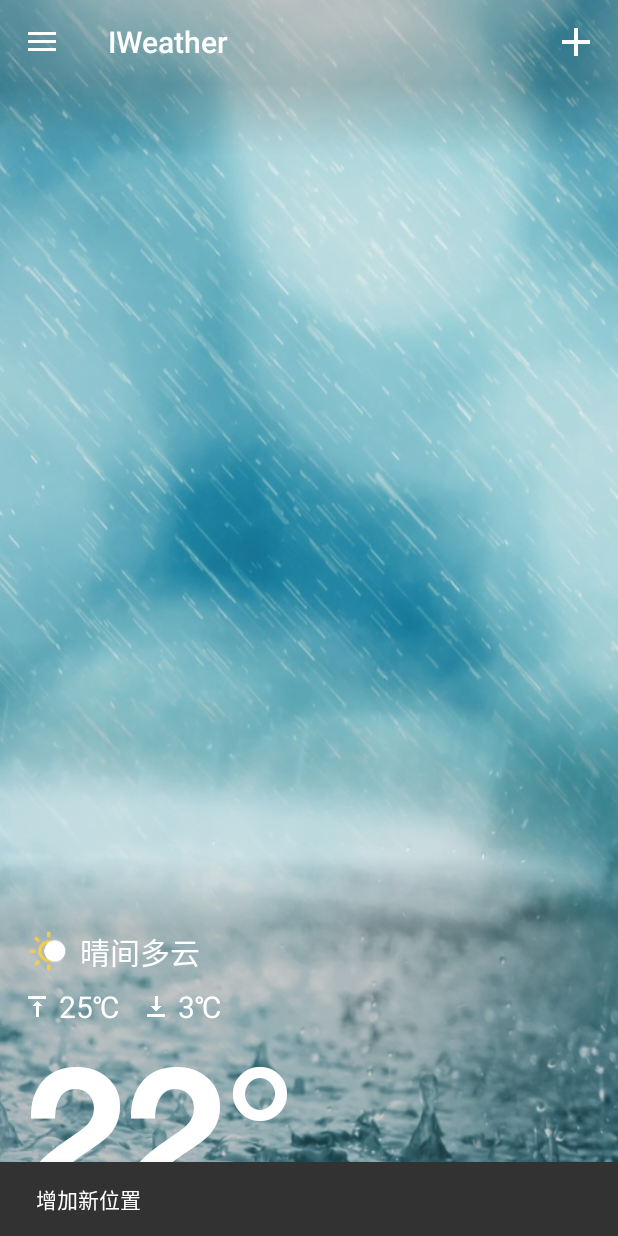
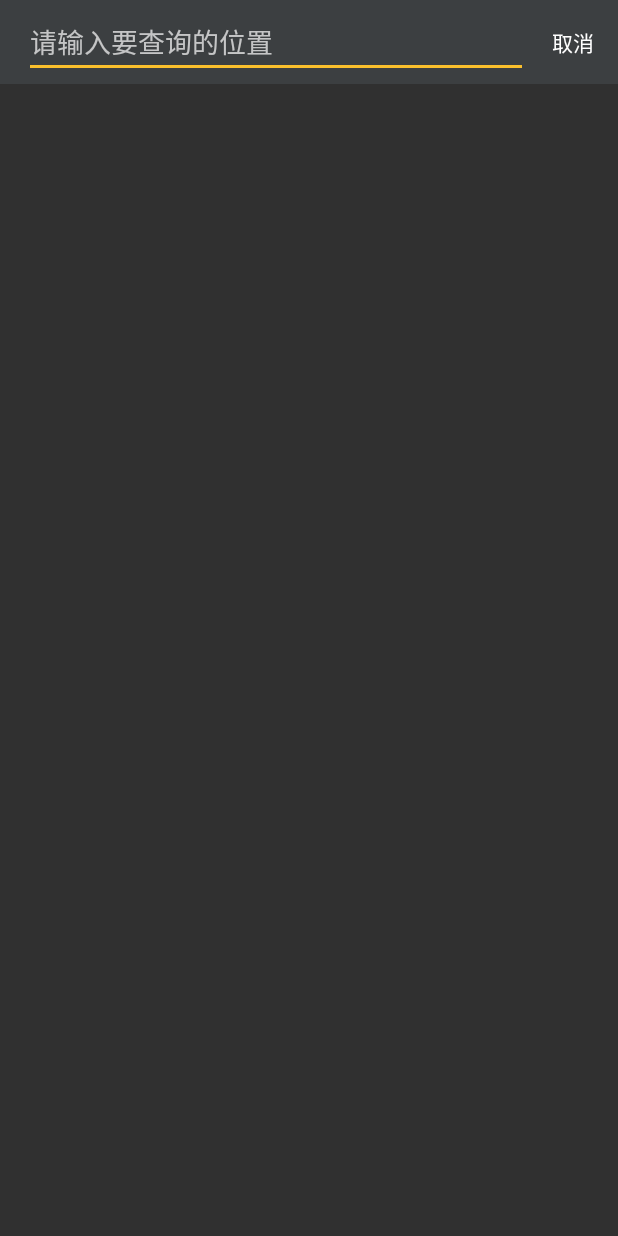
Before and after one commit to rainius/iw20, an Android app: the screen it shows after launch (MainActivity before the commit, SearchAddActivity after it), after a tap on "增加", on a phone screen of 412 x 824 dp. Run offline under Robolectric (Android 15) with nearby library versions, the phone set to English and light mode, and no system bars; pictures from the network do not load.

Commit message:
SearchAddActivity

```diff
--- a/app/src/main/AndroidManifest.xml
+++ b/app/src/main/AndroidManifest.xml
@@ -3,7 +3,7 @@
     xmlns:tools="http://schemas.android.com/tools"
     package="com.dmtech.iw">
 
-    <uses-permission android:name="android.permission.INTERNET"/>
+    <uses-permission android:name="android.permission.INTERNET" />
 
     <application
         android:allowBackup="true"
@@ -17,9 +17,13 @@
         android:usesCleartextTraffic="true"
         tools:targetApi="31">
         <activity
+            android:name=".SearchAddActivity"
+            android:theme="@style/Theme.IWeather.ToolBar"
+            android:exported="false" />
+        <activity
             android:name=".MainActivity"
-            android:theme="@style/Theme.IWeather.MainView"
-            android:exported="true">
+            android:exported="true"
+            android:theme="@style/Theme.IWeather.MainView">
             <intent-filter>
                 <action android:name="android.intent.action.MAIN" />
 
--- a/app/src/main/java/com/dmtech/iw/MainActivity.java
+++ b/app/src/main/java/com/dmtech/iw/MainActivity.java
@@ -9,6 +9,7 @@ import androidx.fragment.app.FragmentActivity;
 import androidx.viewpager2.adapter.FragmentStateAdapter;
 import androidx.viewpager2.widget.ViewPager2;
 
+import android.content.Intent;
 import android.os.Bundle;
 import android.util.Log;
 import android.view.Menu;
@@ -135,13 +136,15 @@ public class MainActivity extends AppCompatActivity
     @Override
     public boolean onOptionsItemSelected(@NonNull MenuItem item) {
         if (item.getItemId() == R.id.menu_item_add) { //判定是否点击添加图标
-            //TODO: 输出Snackbar消息
             Snackbar.make(mBinding.mainView.getRoot(),
                     "增加新位置",
                     Snackbar.LENGTH_SHORT)
                     .show();
-            //TODO: 输出日志
             Log.d("iWeather", "增加新位置");
+            //启动搜索添加页面
+            Intent intent =
+                    new Intent(this, SearchAddActivity.class);
+            startActivity(intent);
             //防止被其它代码处理
             return true;
         }
--- /dev/null
+++ b/app/src/main/java/com/dmtech/iw/SearchAddActivity.java
@@ -0,0 +1,33 @@
+package com.dmtech.iw;
+
+import androidx.appcompat.app.AppCompatActivity;
+
+import android.os.Bundle;
+import android.view.View;
+
+import com.dmtech.iw.databinding.ActivitySearchAddBinding;
+
+public class SearchAddActivity extends AppCompatActivity implements View.OnClickListener {
+
+    //视图绑定属性
+    private ActivitySearchAddBinding mBindings;
+    @Override
+    protected void onCreate(Bundle savedInstanceState) {
+        super.onCreate(savedInstanceState);
+        //填充（inflate）绑定对象
+        mBindings = ActivitySearchAddBinding.inflate(getLayoutInflater());
+        setContentView(mBindings.getRoot());
+        //setContentView(R.layout.activity_search_add);
+        // 取消按钮
+        mBindings.btnCancel.setOnClickListener(this);
+    }
+
+    @Override
+    public void onClick(View v) {
+        //TODO:根据被点击对象v的id处理点击事件
+        if (v.getId() == R.id.btn_cancel) {
+            //关闭当前窗口即可
+            finish();
+        }
+    }
+}
--- /dev/null
+++ b/app/src/main/res/layout/activity_search_add.xml
@@ -0,0 +1,47 @@
+<?xml version="1.0" encoding="utf-8"?>
+<androidx.constraintlayout.widget.ConstraintLayout xmlns:android="http://schemas.android.com/apk/res/android"
+    xmlns:app="http://schemas.android.com/apk/res-auto"
+    xmlns:tools="http://schemas.android.com/tools"
+    android:layout_width="match_parent"
+    android:layout_height="match_parent"
+    tools:context=".SearchAddActivity">
+
+    <androidx.appcompat.widget.Toolbar
+        android:id="@+id/toolbar"
+        android:layout_width="0dp"
+        android:layout_height="wrap_content"
+        android:background="?attr/colorPrimary"
+        android:minHeight="?attr/actionBarSize"
+        android:theme="?attr/actionBarTheme"
+        app:layout_constraintEnd_toEndOf="parent"
+        app:layout_constraintStart_toStartOf="parent"
+        app:layout_constraintTop_toTopOf="parent" />
+
+    <TextView
+        android:id="@+id/btn_cancel"
+        android:layout_width="wrap_content"
+        android:layout_height="wrap_content"
+        android:layout_marginEnd="16dp"
+        android:clickable="true"
+        android:text="取消"
+        android:textColor="@color/white"
+        app:layout_constraintBottom_toBottomOf="@+id/toolbar"
+        app:layout_constraintEnd_toEndOf="parent"
+        app:layout_constraintTop_toTopOf="@+id/toolbar" />
+
+    <EditText
+        android:id="@+id/edit_keyword"
+        android:layout_width="0dp"
+        android:layout_height="wrap_content"
+        android:layout_marginStart="16dp"
+        android:layout_marginEnd="16dp"
+        android:ems="10"
+        android:hint="请输入要查询的位置"
+        android:inputType="textPersonName"
+        android:textColor="@color/white"
+        app:layout_constraintBottom_toBottomOf="@+id/toolbar"
+        app:layout_constraintEnd_toStartOf="@+id/btn_cancel"
+        app:layout_constraintStart_toStartOf="@+id/toolbar"
+        app:layout_constraintTop_toTopOf="@+id/toolbar" />
+
+</androidx.constraintlayout.widget.ConstraintLayout>
--- a/app/src/main/res/values/themes.xml
+++ b/app/src/main/res/values/themes.xml
@@ -14,8 +14,7 @@
         <!-- Customize your theme here. -->
     </style>
     <!-- 定义无Action Bar的主题风格 -->
-
-    <style name="Theme.IWeather.MainView" parent="Theme.AppCompat.NoActionBar">
+    <style name="Theme.IWeather.ToolBar" parent="Theme.AppCompat.NoActionBar">
         <!-- Primary brand color. -->
         <item name="colorPrimary">@color/grey_900</item>
         <item name="colorPrimaryVariant">@color/grey_700</item>
@@ -24,6 +23,13 @@
         <item name="colorSecondary">@color/yellow_600</item>
         <item name="colorSecondaryVariant">@color/yellow_900</item>
         <item name="colorOnSecondary">@color/black</item>
+        <!-- 强调色 -->
+        <item name="colorAccent">@color/yellow_600</item>
+
+    </style>
+
+<!--    <style name="Theme.IWeather.MainView" parent="Theme.AppCompat.NoActionBar">-->
+    <style name="Theme.IWeather.MainView" parent="Theme.IWeather.ToolBar">
         <!-- Status bar color. -->
         <item name="android:statusBarColor" tools:targetApi="l">@color/colorPanel</item>
         <!-- Customize your theme here. -->
```
